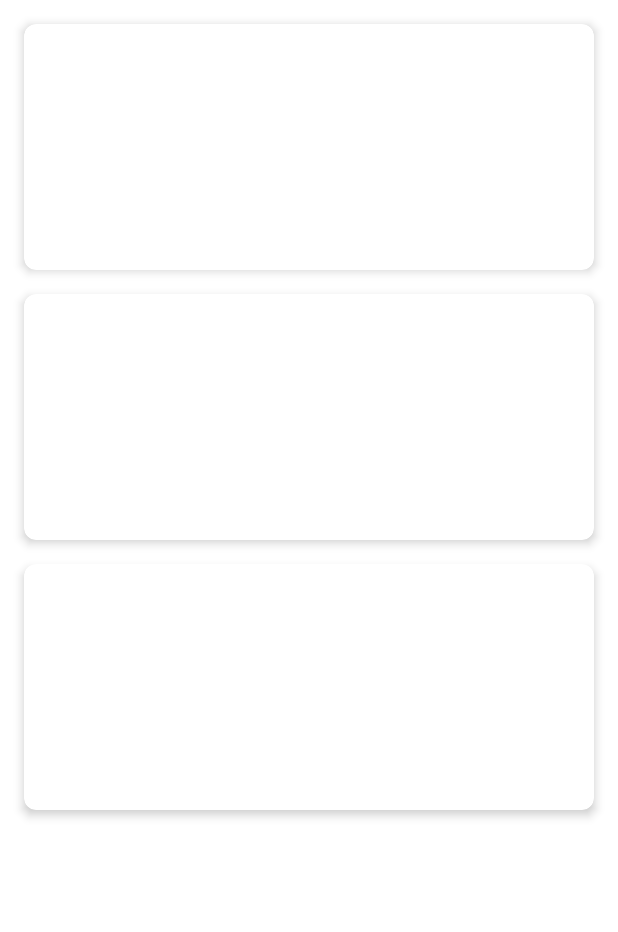
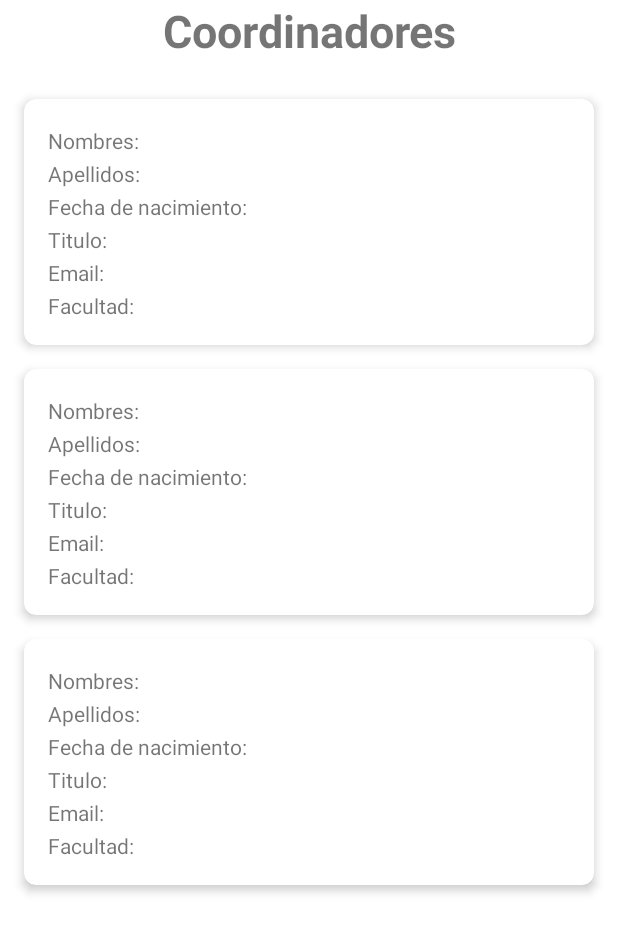
Before and after one commit to Chocoyito/Bro, an Android app: the layout activity_main.xml on its own in the app's theme, with its tools: preview values and no code run, on a phone screen of 412 x 824 dp. Shown: the top 932 px of the screen. Run offline under Robolectric (Android 15) with nearby library versions, the phone set to English and light mode, and no system bars; network calls fail.

Commit message:
algunas cosas que se me olvido meter en su momento

```diff
--- a/app/src/main/java/com/example/proyectopruebaxd/MainActivity.kt
+++ b/app/src/main/java/com/example/proyectopruebaxd/MainActivity.kt
@@ -25,7 +25,7 @@ class MainActivity : AppCompatActivity() {
         coordinatorLayout = binding.coordinatorLayout
 
         val requestQueue = Volley.newRequestQueue(this)
-        val url = "http://192.168.0.22/PruebaDuranPHP/mostrar_coordinador.php"
+        val url = "http://192.168.73.130/PruebaDuranPHP/mostrar_coordinador.php"
 
         val stringRequest = StringRequest(
             Request.Method.GET, url,
--- a/app/src/main/res/layout/activity_main.xml
+++ b/app/src/main/res/layout/activity_main.xml
@@ -8,11 +8,22 @@
     android:background="@android:color/white"
     tools:context=".MainActivity">
 
+
+    <TextView
+        android:layout_width="match_parent"
+        android:layout_height="wrap_content"
+        android:text="Coordinadores"
+        android:textSize="30sp"
+        android:textStyle="bold"
+        android:gravity="center"/>
+
+
     <androidx.recyclerview.widget.RecyclerView
         android:id="@+id/recycler_view"
         android:layout_width="match_parent"
         android:layout_height="match_parent"
         android:padding="8dp"
+        android:layout_marginTop="50dp"
         app:layout_behavior="@string/appbar_scrolling_view_behavior"
         tools:listitem="@layout/item_coordinador" />
 
--- a/app/src/main/res/layout/item_coordinador.xml
+++ b/app/src/main/res/layout/item_coordinador.xml
@@ -13,11 +13,32 @@
         android:orientation="vertical"
         android:padding="16dp">
 
+        <LinearLayout
+            android:layout_width="match_parent"
+            android:layout_height="wrap_content">
+
+            <TextView
+                android:layout_width="wrap_content"
+                android:layout_height="wrap_content"
+                android:text="Nombres: " />
+
             <TextView
                 android:id="@+id/text_view_nombres"
                 android:layout_width="match_parent"
                 android:layout_height="wrap_content"
                 android:textAppearance="?attr/textAppearanceListItem" />
+
+
+        </LinearLayout>
+
+        <LinearLayout
+            android:layout_width="match_parent"
+            android:layout_height="wrap_content">
+
+            <TextView
+                android:layout_width="wrap_content"
+                android:layout_height="wrap_content"
+                android:text="Apellidos: " />
 
             <TextView
                 android:id="@+id/text_view_apellidos"
@@ -25,23 +46,82 @@
                 android:layout_height="wrap_content"
                 android:textAppearance="?attr/textAppearanceListItem" />
 
+
+        </LinearLayout>
+
+
+
+    <LinearLayout
+        android:layout_width="match_parent"
+        android:layout_height="wrap_content">
+
+        <TextView
+            android:layout_width="wrap_content"
+            android:layout_height="wrap_content"
+            android:text="Fecha de nacimiento: " />
+
+
         <TextView
             android:id="@+id/text_view_fecha_nac"
             android:layout_width="match_parent"
             android:layout_height="wrap_content"
             android:textAppearance="?attr/textAppearanceListItem" />
 
+
+    </LinearLayout>
+
+
+    <LinearLayout
+        android:layout_width="match_parent"
+        android:layout_height="wrap_content">
+
+
+
+        <TextView
+            android:layout_width="wrap_content"
+            android:layout_height="wrap_content"
+            android:text="Titulo: " />
+
+
         <TextView
             android:id="@+id/text_view_titulo"
             android:layout_width="match_parent"
             android:layout_height="wrap_content"
             android:textAppearance="?attr/textAppearanceListItem" />
+    </LinearLayout>
+
+
+    <LinearLayout
+        android:layout_width="match_parent"
+        android:layout_height="wrap_content">
+
+
+        <TextView
+            android:layout_width="wrap_content"
+            android:layout_height="wrap_content"
+            android:text="Email: " />
+
 
         <TextView
             android:id="@+id/text_view_email"
             android:layout_width="match_parent"
             android:layout_height="wrap_content"
             android:textAppearance="?attr/textAppearanceListItem" />
+
+
+
+    </LinearLayout>
+
+
+    <LinearLayout
+        android:layout_width="match_parent"
+        android:layout_height="wrap_content">
+
+
+        <TextView
+            android:layout_width="wrap_content"
+            android:layout_height="wrap_content"
+            android:text="Facultad: " />
 
         <TextView
             android:id="@+id/text_view_facultad"
@@ -51,4 +131,9 @@
 
     </LinearLayout>
 
+
+
+
+    </LinearLayout>
+
 </androidx.cardview.widget.CardView>
```
Lines whose indentation alone changed are shown as unchanged.
